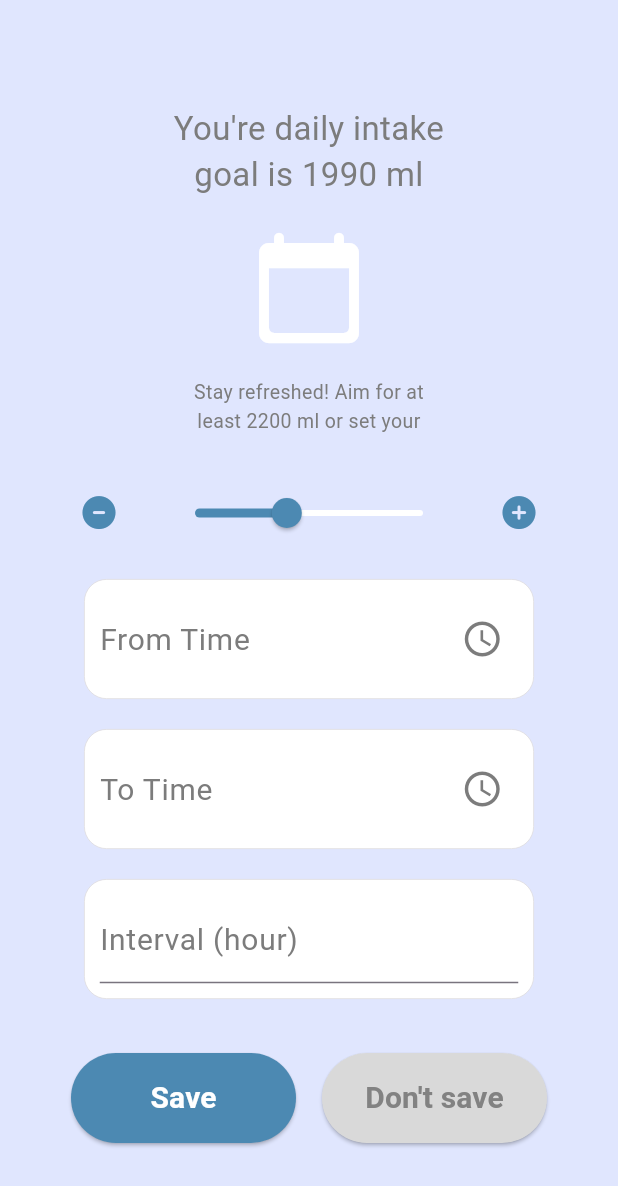
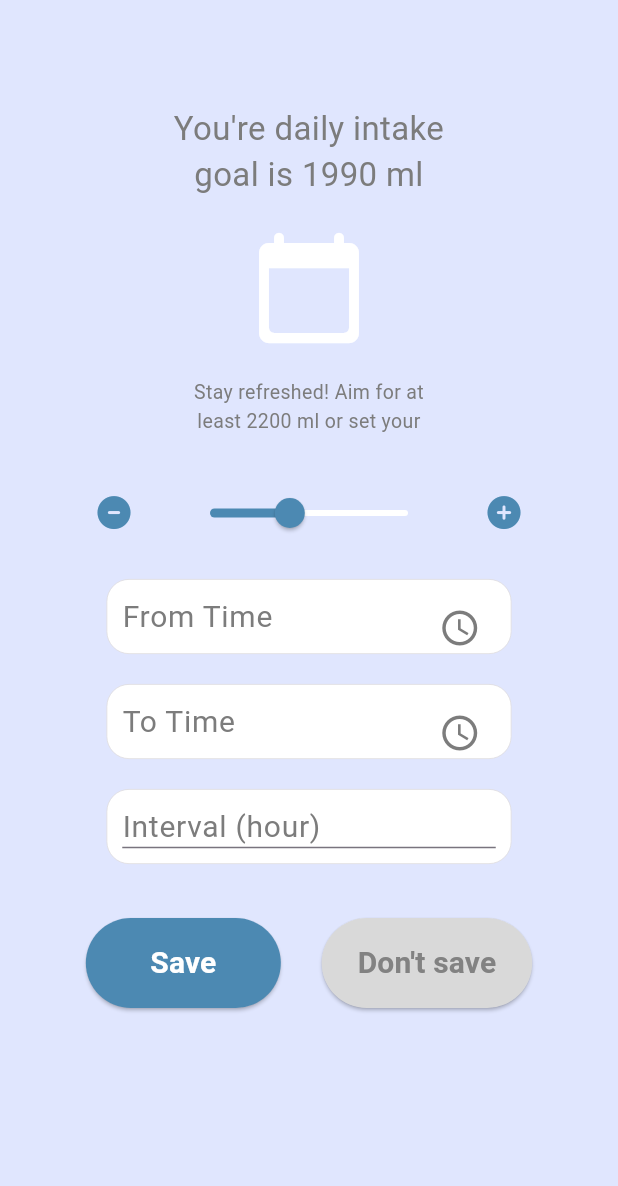
Before and after one commit to meybinn/waterTracker_master, a Flutter app: the SaveGoalScreen screen opened directly, after a tap on an icon or button, on a phone screen of 412 x 824 dp. Shown: the top 1186 px of the screen. Run offline on Flutter 3.47's test engine with Material 3 defaults, Android fonts, the phone set to English and light mode, and no system bars; our stand-ins replace flutter_local_notifications, font_awesome_flutter, google_fonts, sqflite; accounts and stored records are empty; Roboto replaces fonts that are missing (Habibi).

Commit message:
update 3차
UI 수정

```diff
--- a/water_tracker/lib/features/history_screen.dart
+++ b/water_tracker/lib/features/history_screen.dart
@@ -5,8 +5,6 @@ import 'package:water_tracker/constant/gaps.dart';
 import 'package:water_tracker/constant/sizes.dart';
 
 class HistoryScreen extends StatefulWidget {
-
-
   const HistoryScreen({super.key});
 
   @override
@@ -42,14 +40,18 @@ class _HistoryScreenState extends State<HistoryScreen> {
             entry.key.day == _selectedDate.day)
         .map((entry) => entry.value.join('. '))
         .toList();
+
     return Scaffold(
       backgroundColor: Theme.of(context).scaffoldBackgroundColor,
       appBar: AppBar(
-        title: Text(
+        title: Padding(
+          padding: EdgeInsets.symmetric(horizontal: 16),
+          child: Text(
             "History",
             style: GoogleFonts.righteous(
               color: Color(0XFF7C7C7C),
-            fontSize: Sizes.size36,
+              fontSize: Sizes.size34,
+            ),
           ),
         ),
       ),
@@ -119,7 +121,6 @@ class _HistoryScreenState extends State<HistoryScreen> {
                   );
                 },
               ),
-
             ],
           ),
         ),
--- a/water_tracker/lib/main.dart
+++ b/water_tracker/lib/main.dart
@@ -7,6 +7,7 @@ import 'package:water_tracker/features/start_screen.dart';
 
 import 'package:water_tracker/intake_provider.dart';
 import 'package:water_tracker/notification/notification.dart';
+import 'package:water_tracker/providers/add_intake.dart';
 import 'package:water_tracker/providers/set_up_goal_screen.dart';
 import 'package:water_tracker/setting/setting_screen.dart';
 
@@ -52,10 +53,10 @@ class _WaterTrackerState extends State<WaterTracker> {
       ),
 
       // home: HistoryScreen(),
-      // home: MainNavigationScreen(tab: "add"),
+      home: MainNavigationScreen(tab: "add"),
       // home: HomeScreen(),
       // home: SigninScreen(),
-      home: StartScreen(),
+      // home: AddIntake(),
       // home: SignupScreen(),
       // home: const SetupProfileScreen(),
       // home: SettingScreen(),
--- a/water_tracker/lib/providers/add_intake.dart
+++ b/water_tracker/lib/providers/add_intake.dart
@@ -28,7 +28,7 @@ class _AddIntakeState extends State<AddIntake> {
     return Scaffold(
         body: SafeArea(
       child: Padding(
-        padding: EdgeInsets.all(12),
+        padding: EdgeInsets.all(16),
         child: Column(
           mainAxisAlignment: MainAxisAlignment.start,
           children: [
@@ -36,7 +36,9 @@ class _AddIntakeState extends State<AddIntake> {
             Row(
               mainAxisAlignment: MainAxisAlignment.start,
               children: [
-                Column(
+                Padding(
+                  padding: EdgeInsets.symmetric(horizontal: 16),
+                  child: Column(
                     crossAxisAlignment: CrossAxisAlignment.start,
                     children: [
                       Text(
@@ -55,12 +57,11 @@ class _AddIntakeState extends State<AddIntake> {
                       ),
                     ],
                   ),
+                ),
               ],
             ),
             Gaps.v52,
-            SingleChildScrollView(
-              scrollDirection: Axis.horizontal,
-              child: Row(
+            Row(
               mainAxisAlignment: MainAxisAlignment.center,
               mainAxisSize: MainAxisSize.min,
               children: [
@@ -82,9 +83,12 @@ class _AddIntakeState extends State<AddIntake> {
                 ),
               ],
             ),
-            ),
             Gaps.v36,
-            Padding(
+            LayoutBuilder(
+              builder: (context, constraints) {
+                final double screenWidth = constraints.maxWidth;
+
+                return Padding(
                   padding: EdgeInsets.symmetric(horizontal: 30),
                   child: Row(
                     crossAxisAlignment: CrossAxisAlignment.end,
@@ -98,7 +102,7 @@ class _AddIntakeState extends State<AddIntake> {
                             },
                             icon: FaIcon(
                               FontAwesomeIcons.whiskeyGlass,
-                          size: 100,
+                              size: screenWidth * 0.25,
                               color: Theme.of(context).primaryColor,
                             ),
                           ),
@@ -107,14 +111,14 @@ class _AddIntakeState extends State<AddIntake> {
                               Text(
                                 "A small cup",
                                 style: GoogleFonts.righteous(
-                              fontSize: 14,
+                                  fontSize: screenWidth * 0.05,
                                   color: Theme.of(context).primaryColor,
                                 ),
                               ),
                               Text(
                                 "each tab added 190ml",
                                 style: GoogleFonts.righteous(
-                              fontSize: 10,
+                                  fontSize: screenWidth * 0.03,
                                   color: Theme.of(context).primaryColor,
                                 ),
                               ),
@@ -131,7 +135,7 @@ class _AddIntakeState extends State<AddIntake> {
                             },
                             icon: FaIcon(
                               FontAwesomeIcons.bottleWater,
-                          size: 180,
+                              size: screenWidth * 0.4,
                               color: Theme.of(context).primaryColor,
                             ),
                           ),
@@ -140,14 +144,14 @@ class _AddIntakeState extends State<AddIntake> {
                               Text(
                                 "A bottle",
                                 style: GoogleFonts.righteous(
-                              fontSize: 14,
+                                  fontSize: screenWidth * 0.05,
                                   color: Theme.of(context).primaryColor,
                                 ),
                               ),
                               Text(
                                 "each tab added 500ml",
                                 style: GoogleFonts.righteous(
-                              fontSize: 10,
+                                  fontSize: screenWidth * 0.03,
                                   color: Theme.of(context).primaryColor,
                                 ),
                               ),
@@ -157,6 +161,8 @@ class _AddIntakeState extends State<AddIntake> {
                       ),
                     ],
                   ),
+                );
+              },
             ),
             Gaps.v28,
             Divider(
@@ -195,7 +201,7 @@ class _AddIntakeState extends State<AddIntake> {
                     ),
                   ),
                 ),
-                Gaps.h56,
+                Gaps.h48,
                 GestureDetector(
                   onTap: () {
                     setState(() {
--- a/water_tracker/lib/providers/save_goal_screen.dart
+++ b/water_tracker/lib/providers/save_goal_screen.dart
@@ -63,8 +63,9 @@ class _SaveGoalScreenState extends State<SaveGoalScreen> {
 
     return Scaffold(
       backgroundColor: scaffoldBackgroundColor,
-      body: SingleChildScrollView(
-        child: Padding(
+      body: LayoutBuilder(
+        builder: (context, constraints) {
+          return Padding(
             padding: EdgeInsets.symmetric(
               vertical: 20,
               horizontal: 30,
@@ -123,7 +124,7 @@ class _SaveGoalScreenState extends State<SaveGoalScreen> {
                     ),
                     Gaps.h16,
                     SizedBox(
-                    width: 200,
+                      width: 180,
                       child: Slider(
                           // value: _sliderValue,
                           value: intakeGoal.toDouble(),
@@ -154,8 +155,11 @@ class _SaveGoalScreenState extends State<SaveGoalScreen> {
                 Gaps.v20,
                 Column(
                   children: [
-                  Container(
-                    width: 300,
+                    LayoutBuilder(
+                      builder: (context, constraints) {
+                        return Container(
+                          width: 270,
+                          height: 50,
                           padding: EdgeInsets.symmetric(
                             horizontal: 10,
                             vertical: 10,
@@ -187,15 +191,22 @@ class _SaveGoalScreenState extends State<SaveGoalScreen> {
                               ),
                             ),
                             controller: TextEditingController(
-                        text: fromTime != null ? fromTime!.format(context) : "",
+                              text: fromTime != null
+                                  ? fromTime!.format(context)
+                                  : "",
                             ),
                           ),
+                        );
+                      },
                     ),
                   ],
                 ),
                 Gaps.v20,
-              Container(
-                width: 300,
+                LayoutBuilder(
+                  builder: (context, constraints) {
+                    return Container(
+                      width: 270,
+                      height: 50,
                       padding: EdgeInsets.symmetric(
                         horizontal: 10,
                         vertical: 10,
@@ -230,10 +241,15 @@ class _SaveGoalScreenState extends State<SaveGoalScreen> {
                           text: toTime != null ? toTime!.format(context) : "",
                         ),
                       ),
+                    );
+                  },
                 ),
                 Gaps.v20,
-              Container(
-                width: 300,
+                LayoutBuilder(
+                  builder: (context, constraints) {
+                    return Container(
+                      width: 270,
+                      height: 50,
                       padding: EdgeInsets.symmetric(
                         horizontal: 10,
                         vertical: 10,
@@ -261,9 +277,13 @@ class _SaveGoalScreenState extends State<SaveGoalScreen> {
                           });
                         },
                       ),
+                    );
+                  },
                 ),
                 Gaps.v36,
-              Row(
+                LayoutBuilder(
+                  builder: (context, constraints) {
+                    return Row(
                       mainAxisAlignment: MainAxisAlignment.spaceEvenly,
                       children: [
                         ElevatedButton(
@@ -278,7 +298,7 @@ class _SaveGoalScreenState extends State<SaveGoalScreen> {
                             );
                           },
                           style: ElevatedButton.styleFrom(
-                      minimumSize: Size(150, 60),
+                            minimumSize: Size(130, 60),
                             backgroundColor: Color(0xFF4C89B2),
                           ),
                           child: Text(
@@ -293,7 +313,7 @@ class _SaveGoalScreenState extends State<SaveGoalScreen> {
                         ElevatedButton(
                           onPressed: () {},
                           style: ElevatedButton.styleFrom(
-                      minimumSize: Size(150, 60),
+                            minimumSize: Size(130, 60),
                             backgroundColor: Color(0xFFD9D9D9),
                           ),
                           child: Text(
@@ -306,10 +326,13 @@ class _SaveGoalScreenState extends State<SaveGoalScreen> {
                           ),
                         ),
                       ],
+                    );
+                  },
                 ),
               ],
             ),
-        ),
+          );
+        },
       ),
     );
   }
--- a/water_tracker/lib/setting/setting_screen.dart
+++ b/water_tracker/lib/setting/setting_screen.dart
@@ -39,10 +39,13 @@ class _SettingScreenState extends State<SettingScreen> {
             mainAxisSize: MainAxisSize.min,
             children: [
               Gaps.v20,
-              Icon(
+              Padding(
+                padding: EdgeInsets.symmetric(vertical: 12),
+                child: Icon(
                   Icons.account_circle_outlined,
                   size: 120,
                   color: const Color(0XCC7C7C7C),
+                ),
               ),
               Gaps.v1,
               Text(
@@ -92,11 +95,13 @@ class _SettingScreenState extends State<SettingScreen> {
                     "Allow notification",
                     style: GoogleFonts.scheherazadeNew(
                       color: const Color(0XFF7C7C7C),
-                      fontSize: Sizes.size28,
+                      fontSize: Sizes.size24,
                       fontWeight: FontWeight.bold,
                     ),
                   ),
-                  Switch(
+                  Transform.scale(
+                    scale: 0.8,
+                    child: Switch(
                       value: isNotificationEnabled,
                       onChanged: (bool value) {
                         setState(() {
@@ -104,6 +109,7 @@ class _SettingScreenState extends State<SettingScreen> {
                         });
                       },
                       activeColor: const Color(0XFF4C89B2),
+                    ),
                   ),
                 ],
               ),
```
Lines whose indentation alone changed are shown as unchanged.
